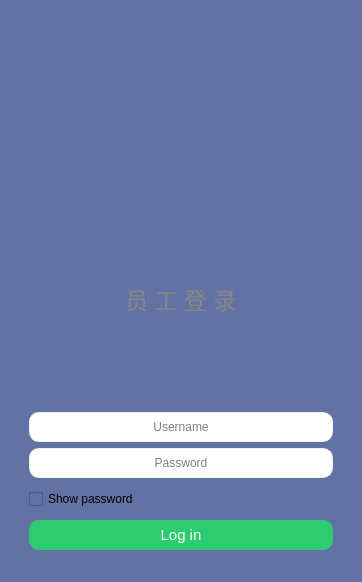
This is Project/ui/LoginWindow.ui in B1AnKAlpha/Economy as Qt 5 draws it before an edit. The edited form follows.
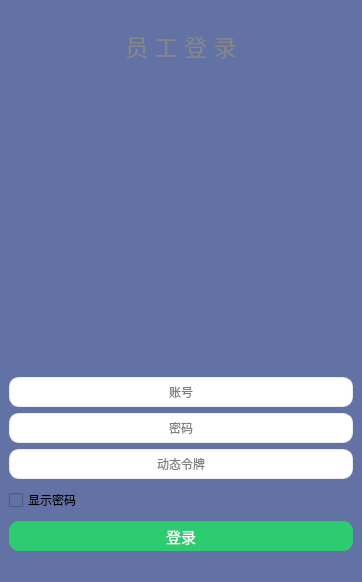
This is the edited form. Icons and pictures are not drawn.

Commit message: 添加动态密码认证

What changed in the file:
```diff
--- a/Project/ui/LoginWindow.ui
+++ b/Project/ui/LoginWindow.ui
@@ -40,22 +40,8 @@
    <property name="styleSheet">
     <string notr="true">background-color:rgb(98, 114, 164)</string>
    </property>
-   <layout class="QVBoxLayout" name="verticalLayout_2">
-    <item>
      <layout class="QVBoxLayout" name="verticalLayout">
-      <property name="leftMargin">
-       <number>20</number>
-      </property>
-      <property name="topMargin">
-       <number>20</number>
-      </property>
-      <property name="rightMargin">
-       <number>20</number>
-      </property>
-      <property name="bottomMargin">
-       <number>1</number>
-      </property>
-      <item>
+    <item alignment="Qt::AlignmentFlag::AlignHCenter">
        <widget class="QLabel" name="label">
         <property name="maximumSize">
          <size>
@@ -104,13 +90,10 @@
         <property name="orientation">
          <enum>Qt::Orientation::Vertical</enum>
         </property>
-        <property name="sizeType">
-         <enum>QSizePolicy::Policy::Fixed</enum>
-        </property>
         <property name="sizeHint" stdset="0">
          <size>
           <width>20</width>
-          <height>20</height>
+        <height>40</height>
          </size>
         </property>
        </spacer>
@@ -144,11 +127,14 @@
     color: rgb(100, 100, 100);
 }</string>
         </property>
+      <property name="text">
+       <string/>
+      </property>
         <property name="alignment">
          <set>Qt::AlignmentFlag::AlignCenter</set>
         </property>
         <property name="placeholderText">
-         <string>Username</string>
+       <string>账号</string>
         </property>
        </widget>
       </item>
@@ -181,6 +167,9 @@
     color: rgb(100, 100, 100);
 }</string>
         </property>
+      <property name="text">
+       <string/>
+      </property>
         <property name="echoMode">
          <enum>QLineEdit::EchoMode::Password</enum>
         </property>
@@ -188,7 +177,50 @@
          <set>Qt::AlignmentFlag::AlignCenter</set>
         </property>
         <property name="placeholderText">
-         <string>Password</string>
+       <string>密码</string>
+      </property>
+     </widget>
+    </item>
+    <item>
+     <widget class="QLineEdit" name="lineEdit_token">
+      <property name="minimumSize">
+       <size>
+        <width>0</width>
+        <height>30</height>
+       </size>
+      </property>
+      <property name="font">
+       <font>
+        <pointsize>9</pointsize>
+       </font>
+      </property>
+      <property name="styleSheet">
+       <string notr="true">QLineEdit {
+    border: 1px solid rgb(238, 238, 236);
+    border-radius: 10px;
+    padding: 2px;
+    background-color: #fff;
+   /* color: rgb(200, 200, 200); */
+}
+QLineEdit:hover {
+    border: 1px solid rgb(186, 189, 182);
+}
+QLineEdit:focus {
+    border: 1px solid   rgb(114, 159, 207);
+    color: rgb(100, 100, 100);
+}</string>
+      </property>
+      <property name="text">
+       <string/>
+      </property>
+      <property name="echoMode">
+       <enum>QLineEdit::EchoMode::Password</enum>
+      </property>
+      <property name="alignment">
+       <set>Qt::AlignmentFlag::AlignCenter</set>
+      </property>
+      <property name="placeholderText">
+       <string>动态令牌</string>
         </property>
        </widget>
       </item>
@@ -206,7 +238,7 @@
          </font>
         </property>
         <property name="text">
-         <string>Show password</string>
+       <string>显示密码</string>
         </property>
        </widget>
       </item>
@@ -245,11 +277,9 @@
 </string>
         </property>
         <property name="text">
-         <string>Log in</string>
-        </property>
-       </widget>
-      </item>
-     </layout>
+       <string>登录</string>
+      </property>
+     </widget>
     </item>
    </layout>
   </widget>
```
Left out of the diff: 3 changed lines with no effect on the pictures. Lines whose indentation alone changed are shown as unchanged. The commit also changes 2 other files.
